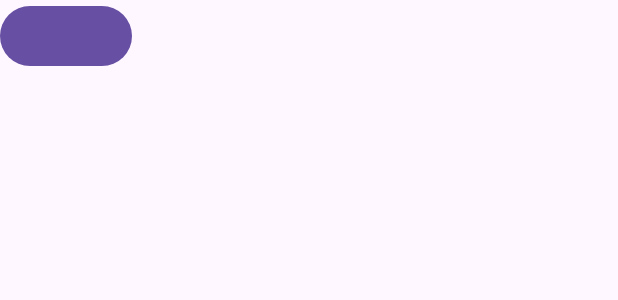
After one commit to mSomma2/PronuntiApp_mistificatori, an Android app: the layout activity_bambino.xml on its own in the app's theme, with its tools: preview values and no code run, on a phone screen of 412 x 824 dp. The commit adds this screen. Shown: the top 300 px of the screen. Run offline under Robolectric (Android 15) with nearby library versions, the phone set to English and light mode, and no system bars.

Commit message:
Creazione collegamento tra Parentmenu e bambino_activity.xml

```diff
--- a/app/src/main/AndroidManifest.xml
+++ b/app/src/main/AndroidManifest.xml
@@ -12,6 +12,9 @@
         android:supportsRtl="true"
         android:theme="@style/Theme.PronuntiAppMistificatori"
         tools:targetApi="31">
+        <activity
+            android:name=".bambino_activity"
+            android:exported="false" />
         <activity
             android:name=".Parentmenu"
             android:exported="false" />
--- /dev/null
+++ b/app/src/main/res/layout/activity_bambino.xml
@@ -0,0 +1,13 @@
+<?xml version="1.0" encoding="utf-8"?>
+<RelativeLayout xmlns:android="http://schemas.android.com/apk/res/android"
+    xmlns:app="http://schemas.android.com/apk/res-auto"
+    xmlns:tools="http://schemas.android.com/tools"
+    android:layout_width="match_parent"
+    android:layout_height="match_parent"
+    tools:context=".bambino_activity">
+
+    <Button
+        android:layout_width="wrap_content"
+        android:layout_height="wrap_content"/>
+
+</RelativeLayout>
--- a/app/src/main/res/layout/activity_parentmenu.xml
+++ b/app/src/main/res/layout/activity_parentmenu.xml
@@ -27,11 +27,11 @@
             android:layout_width="wrap_content"
             android:layout_height="30dp"/>
         <Button
-            android:id="@+id/startButton"
+            android:id="@+id/iniziaGiocoButton"
             android:layout_width="270dp"
             android:layout_height="70dp"
             android:backgroundTint="@color/green"
-            android:text="@string/start"
+            android:text="Inizia il gioco"
             android:textColor="@color/white"
             android:textSize="19sp"
             android:onClick="start"
--- a/app/src/main/res/layout/bambino_activity.xml
+++ /dev/null
@@ -1,6 +0,0 @@
-<?xml version="1.0" encoding="utf-8"?>
-<androidx.constraintlayout.widget.ConstraintLayout xmlns:android="http://schemas.android.com/apk/res/android"
-    android:layout_width="match_parent"
-    android:layout_height="match_parent">
-
-</androidx.constraintlayout.widget.ConstraintLayout>
```
Also changed, not shown: app/src/main/java/com/example/pronuntiapp_mistificatori/Parentmenu.java (+16 -0 lines), app/src/main/java/com/example/pronuntiapp_mistificatori/bambino_activity.java (added, +14 -0 lines).
